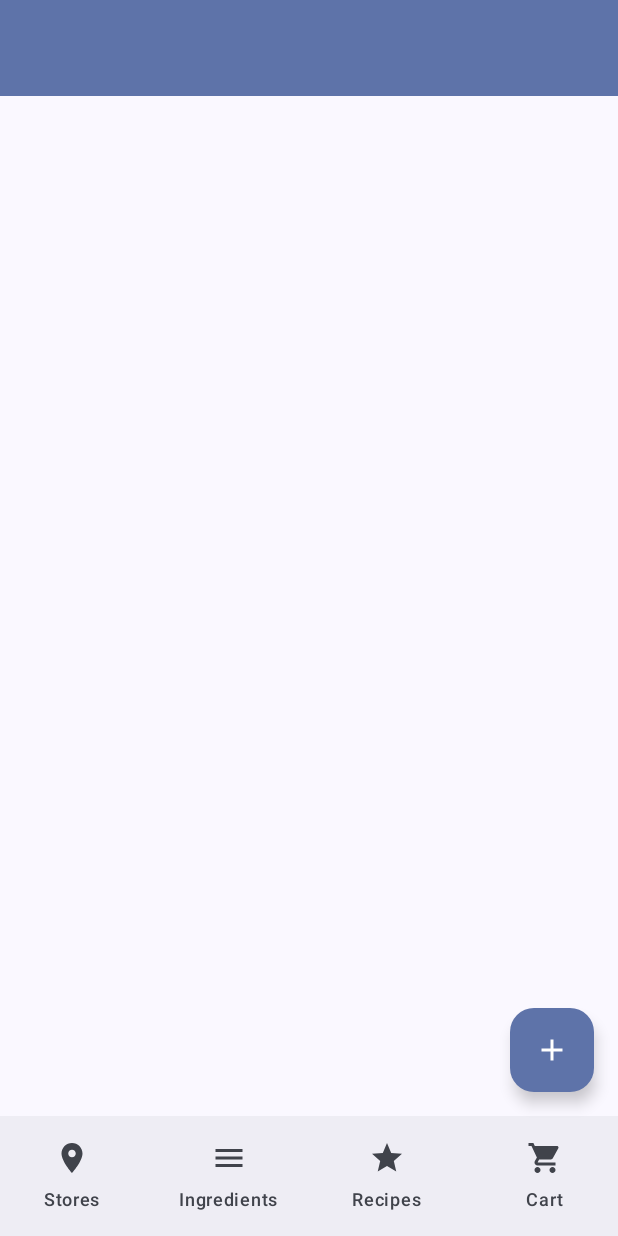
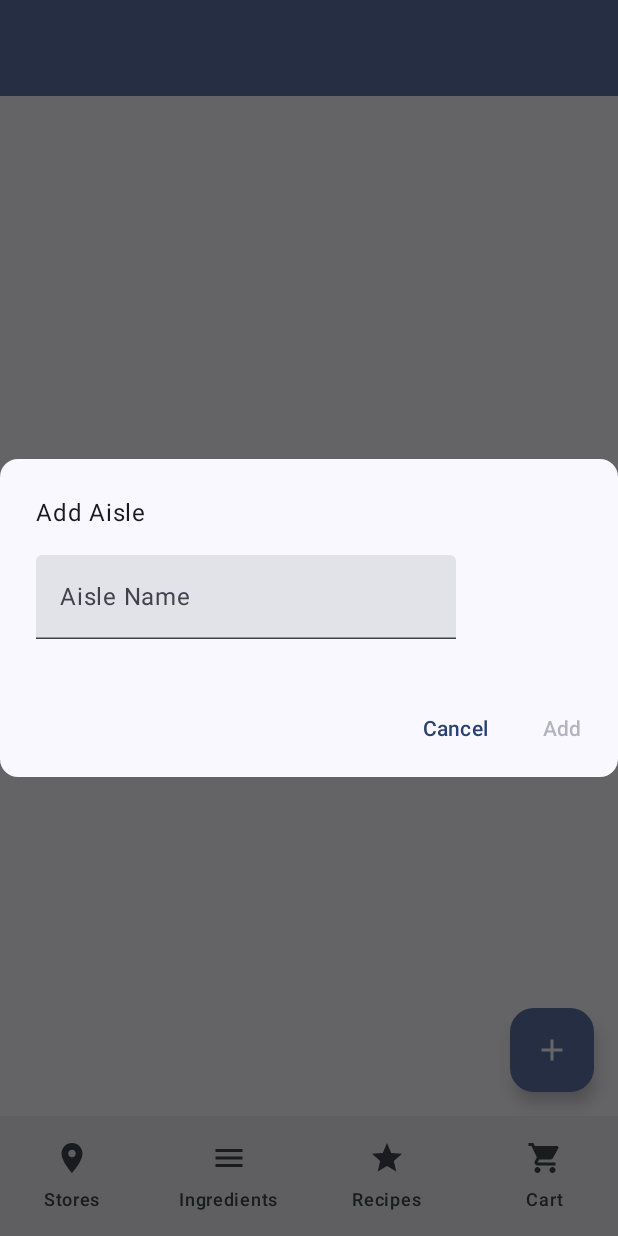
Before and after one commit to coldrifting/SIRL, an Android app built with Jetpack Compose: the composable StoreAisleList called with empty values, after a tap on "Add", on a phone screen of 412 x 824 dp. Run offline under Robolectric (Android 15) with nearby library versions, the phone set to English and light mode, and no system bars; libraries missing offline, so code that uses them is left out: sh.calvin.reorderable; 12 statements that could not run were skipped.

Commit message:
Added rename and add dialogs to store page, adjusted swipe list types to be consistent

```diff
--- a/app/src/main/java/com/coldrifting/sirl/AppViewModel.kt
+++ b/app/src/main/java/com/coldrifting/sirl/AppViewModel.kt
@@ -56,6 +56,10 @@ class AppViewModel(private val repository: AppRepository) : ViewModel() {
     fun deleteAisle(locationId: Int) {
         repository.deleteStoreLocation(locationId)
     }
+
+    fun getAisleName(locationId: Int): String? {
+        return locations.value.firstOrNull{ s -> s.locationId == locationId}?.locationName
+    }
 }
 
 object AppViewModelProvider {
--- /dev/null
+++ b/app/src/main/java/com/coldrifting/sirl/components/Dialogs.kt
@@ -0,0 +1,112 @@
+package com.coldrifting.sirl.components
+
+import androidx.compose.foundation.layout.Arrangement
+import androidx.compose.foundation.layout.Column
+import androidx.compose.foundation.layout.Row
+import androidx.compose.foundation.layout.Spacer
+import androidx.compose.foundation.layout.fillMaxWidth
+import androidx.compose.foundation.layout.padding
+import androidx.compose.foundation.layout.size
+import androidx.compose.material3.MaterialTheme
+import androidx.compose.material3.Surface
+import androidx.compose.material3.Text
+import androidx.compose.material3.TextButton
+import androidx.compose.material3.TextField
+import androidx.compose.runtime.Composable
+import androidx.compose.runtime.LaunchedEffect
+import androidx.compose.runtime.getValue
+import androidx.compose.runtime.mutableStateOf
+import androidx.compose.runtime.remember
+import androidx.compose.runtime.setValue
+import androidx.compose.ui.Alignment
+import androidx.compose.ui.Modifier
+import androidx.compose.ui.focus.FocusRequester
+import androidx.compose.ui.focus.focusRequester
+import androidx.compose.ui.text.TextRange
+import androidx.compose.ui.text.input.TextFieldValue
+import androidx.compose.ui.unit.dp
+import androidx.compose.ui.window.Dialog
+
+@Composable
+fun TextDialog(
+    title: String,
+    placeholder: String,
+    action: String,
+    onSuccess: (String) -> Unit,
+    onDismiss: () -> Unit,
+    defaultValue: String = ""
+) {
+    val focusRequester = remember { FocusRequester() }
+    var textFieldValue by remember { mutableStateOf( TextFieldValue(defaultValue, TextRange(defaultValue.length)) ) }
+
+    AlertDialog(
+        title = { Text(title) },
+        content = {
+            TextField(
+                modifier = Modifier.focusRequester(focusRequester),
+                value = textFieldValue,
+                placeholder = { Text(placeholder) },
+                onValueChange = { textFieldValue = it },
+                singleLine = true
+            )
+        },
+        dismissButton = {
+            TextButton(
+                onClick =
+                {
+                    onDismiss.invoke()
+                },
+                content = { Text("Cancel") }
+            )
+        },
+        confirmButton = {
+            TextButton(
+                enabled = textFieldValue.text.trim().isNotEmpty() && defaultValue != textFieldValue.text.trim(),
+                onClick =
+                {
+                    onSuccess.invoke(textFieldValue.text.trim())
+                    onDismiss.invoke()
+                },
+                content = { Text(action) }
+            )
+        },
+        onDismiss =
+        {
+            onDismiss.invoke()
+            textFieldValue = TextFieldValue("")
+        },
+    )
+
+    LaunchedEffect(Unit) {
+        focusRequester.requestFocus()
+    }
+}
+
+@Composable
+fun AlertDialog(
+    title: @Composable () -> Unit,
+    content: @Composable () -> Unit,
+    dismissButton: @Composable () -> Unit,
+    confirmButton: @Composable () -> Unit,
+    onDismiss: () -> Unit,
+) {
+    Dialog(onDismiss) {
+        Surface(shape = MaterialTheme.shapes.medium) {
+            Column {
+                Column(Modifier.padding(24.dp)) {
+                    title.invoke()
+                    Spacer(Modifier.size(16.dp))
+                    content.invoke()
+                }
+                Spacer(Modifier.size(4.dp))
+                Row(
+                    Modifier.padding(8.dp).fillMaxWidth(),
+                    Arrangement.spacedBy(8.dp, Alignment.End),
+                ) {
+                    dismissButton.invoke()
+                    confirmButton.invoke()
+                }
+            }
+        }
+    }
+}
--- a/app/src/main/java/com/coldrifting/sirl/components/SwipeReorderableList.kt
+++ b/app/src/main/java/com/coldrifting/sirl/components/SwipeReorderableList.kt
@@ -116,27 +116,4 @@ fun <T> SwipeReorderableList(
             }
         }
     }
-
-    /*
-    val openAlertDialog = remember { mutableStateOf(false) }
-    val listItem = remember { mutableIntStateOf(-1) }
-
-    when {
-        openAlertDialog.value -> {
-            AlertDialogExample(
-                onDismissRequest = { openAlertDialog.value = false },
-                onConfirmation = {
-                    openAlertDialog.value = false
-                    println("Confirmation registered") // Add logic here to handle confirmation.
-
-                    list.removeAt(listItem.intValue)
-
-                },
-                dialogTitle = "Alert dialog example",
-                dialogText = "This is an example of an alert dialog with buttons.",
-                icon = Icons.Default.Info
-            )
-        }
-    }
-     */
 }
--- a/app/src/main/java/com/coldrifting/sirl/components/SwipeRevealItem.kt
+++ b/app/src/main/java/com/coldrifting/sirl/components/SwipeRevealItem.kt
@@ -24,6 +24,9 @@ import androidx.compose.foundation.layout.offset
 import androidx.compose.foundation.layout.width
 import androidx.compose.foundation.overscroll
 import androidx.compose.foundation.rememberOverscrollEffect
+import androidx.compose.material.icons.Icons
+import androidx.compose.material.icons.filled.Delete
+import androidx.compose.material.icons.filled.Edit
 import androidx.compose.material3.Icon
 import androidx.compose.material3.IconButton
 import androidx.compose.material3.MaterialTheme
@@ -47,6 +50,8 @@ import androidx.compose.ui.unit.dp
 import androidx.compose.ui.zIndex
 import androidx.core.view.HapticFeedbackConstantsCompat
 import androidx.core.view.ViewCompat
+import com.coldrifting.sirl.ui.theme.DelColor
+import com.coldrifting.sirl.ui.theme.EditColor
 import kotlinx.coroutines.CoroutineScope
 import kotlinx.coroutines.launch
 import kotlin.math.roundToInt
@@ -59,6 +64,28 @@ data class SwipeTapAction(val colorFg: Color,
                           val action: (Int) -> Unit,
                           val snapBack: Boolean = false,
                           val desc: String = "")
+
+fun swipeEditAction(action: (Int) -> Unit): SwipeTapAction {
+    return SwipeTapAction(
+        Color.White,
+        EditColor,
+        Icons.Default.Edit,
+        {action.invoke(it)},
+        true,
+        "Edit"
+    )
+}
+
+fun swipeDeleteAction(action: (Int) -> Unit): SwipeTapAction {
+    return SwipeTapAction(
+        Color.White,
+        DelColor,
+        Icons.Default.Delete,
+        {action.invoke(it)},
+        false,
+        "Delete"
+    )
+}
 
 @Composable
 fun SwipeRevealItem(
--- a/app/src/main/java/com/coldrifting/sirl/screens/StoreAisleList.kt
+++ b/app/src/main/java/com/coldrifting/sirl/screens/StoreAisleList.kt
@@ -1,53 +1,60 @@
 package com.coldrifting.sirl.screens
 
 import androidx.compose.foundation.layout.padding
-import androidx.compose.material.icons.Icons
-import androidx.compose.material.icons.filled.Delete
-import androidx.compose.material.icons.filled.Edit
 import androidx.compose.material3.Scaffold
 import androidx.compose.runtime.Composable
 import androidx.compose.runtime.collectAsState
 import androidx.compose.runtime.getValue
+import androidx.compose.runtime.mutableIntStateOf
+import androidx.compose.runtime.mutableStateOf
+import androidx.compose.runtime.remember
+import androidx.compose.runtime.setValue
 import androidx.compose.ui.Modifier
-import androidx.compose.ui.graphics.Color
 import androidx.navigation.NavHostController
 import com.coldrifting.sirl.AppViewModel
 import com.coldrifting.sirl.components.Fab
 import com.coldrifting.sirl.components.NavBar
 import com.coldrifting.sirl.components.SwipeReorderableList
-import com.coldrifting.sirl.components.SwipeTapAction
+import com.coldrifting.sirl.components.TextDialog
 import com.coldrifting.sirl.components.TopBar
-import com.coldrifting.sirl.components.getStoreNameString
-import com.coldrifting.sirl.ui.theme.DelColor
-import com.coldrifting.sirl.ui.theme.EditColor
+import com.coldrifting.sirl.components.swipeDeleteAction
+import com.coldrifting.sirl.components.swipeEditAction
 
 @Composable
 fun StoreAisleList(id: Int, navHostController: NavHostController, viewModel: AppViewModel, title: String) {
-
-    val editAction = SwipeTapAction(
-        Color.White,
-        EditColor,
-        Icons.Default.Edit,
-        {viewModel.renameAisle(it, "blah")},
-        true,
-        "Edit"
-    )
-    val delAction = SwipeTapAction(
-        Color.White,
-        DelColor,
-        Icons.Default.Delete,
-        {viewModel.deleteAisle(it)},
-        false,
-        "Delete"
-    )
-
     viewModel.setCurrentStoreForEdit(id)
     val aisles by viewModel.locations.collectAsState()
+
+    var lastTextValue by remember { mutableStateOf("") }
+    var listItem by remember { mutableIntStateOf(-1) }
+
+    var showRenameAlertDialog by remember { mutableStateOf(false) }
+    if (showRenameAlertDialog) {
+        TextDialog(
+            title = "Rename Aisle",
+            placeholder = "Aisle Name",
+            action = "Rename",
+            onSuccess = {viewModel.renameAisle(listItem, it)},
+            onDismiss = {showRenameAlertDialog = false},
+            defaultValue = lastTextValue
+        )
+    }
+
+    var showNewAlertDialog by remember { mutableStateOf(false) }
+    if (showNewAlertDialog) {
+        TextDialog(
+            title = "Add Aisle",
+            placeholder = "Aisle Name",
+            action = "Add",
+            onSuccess = {viewModel.addAisle(id, it)},
+            onDismiss = {showNewAlertDialog = false}
+        )
+    }
 
     Scaffold(
         topBar = { TopBar(navHostController, title) },
         bottomBar = { NavBar(navHostController) },
-        floatingActionButton = { Fab(addAction = { viewModel.addAisle(id, getStoreNameString())}) },
+        floatingActionButton = { Fab(addAction = { showNewAlertDialog = true }) },
         content = { innerPadding ->
             SwipeReorderableList(
                 modifier = Modifier.padding(innerPadding),
@@ -55,10 +62,17 @@ fun StoreAisleList(id: Int, navHostController: NavHostController, viewModel: App
                 toString = {it.locationName},
                 getKey = {it.locationId},
                 onDragStopped = { l -> viewModel.syncAisles(l) },
-                leftAction = editAction,
-                rightAction = delAction
+                leftAction = swipeEditAction
+                {
+                    listItem = it
+                    lastTextValue = viewModel.getAisleName(it) ?: ""
+                    showRenameAlertDialog = true
+                },
+                rightAction = swipeDeleteAction
+                {
+                    viewModel.deleteAisle(it)
+                },
             )
         }
     )
-
 }
```
Also changed, not shown: app/src/main/java/com/coldrifting/sirl/components/Alerts.kt (deleted, +0 -50 lines), app/src/main/java/com/coldrifting/sirl/components/SwipeRadioButtonList.kt (+2 -26 lines), app/src/main/java/com/coldrifting/sirl/screens/StoreList.kt (+45 -5 lines).
